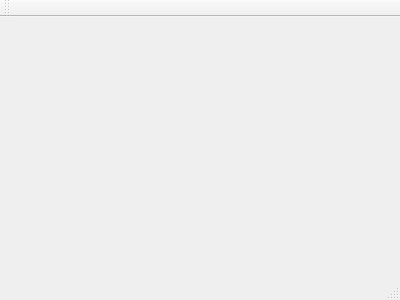
Old version of the form src/mainwindow.ui in the repository marcelo-tavares-ifsp/mst.
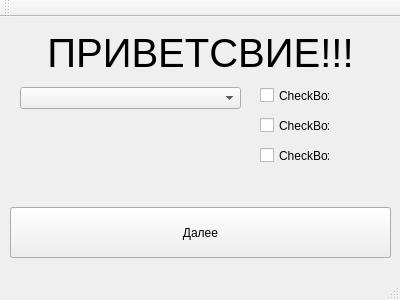
New version of the form.

The edit to the form file:
```diff
--- a/src/mainwindow.ui
+++ b/src/mainwindow.ui
@@ -12,13 +12,125 @@
   <property name="windowTitle" >
    <string>MainWindow</string>
   </property>
-  <widget class="QMenuBar" name="menuBar" />
-  <widget class="QToolBar" name="mainToolBar" />
-  <widget class="QWidget" name="centralWidget" />
-  <widget class="QStatusBar" name="statusBar" />
+  <widget class="QWidget" name="centralWidget">
+   <widget class="QPushButton" name="btn_next_1">
+    <property name="geometry">
+     <rect>
+      <x>10</x>
+      <y>190</y>
+      <width>381</width>
+      <height>51</height>
+     </rect>
+    </property>
+    <property name="text">
+     <string>Далее</string>
+    </property>
+   </widget>
+   <widget class="QLabel" name="lbl_hello">
+    <property name="geometry">
+     <rect>
+      <x>10</x>
+      <y>10</y>
+      <width>381</width>
+      <height>51</height>
+     </rect>
+    </property>
+    <property name="font">
+     <font>
+      <pointsize>30</pointsize>
+     </font>
+    </property>
+    <property name="text">
+     <string>ПРИВЕТСВИЕ!!!</string>
+    </property>
+    <property name="alignment">
+     <set>Qt::AlignCenter</set>
+    </property>
+   </widget>
+   <widget class="QPushButton" name="btn_next_2">
+    <property name="geometry">
+     <rect>
+      <x>10</x>
+      <y>190</y>
+      <width>381</width>
+      <height>51</height>
+     </rect>
+    </property>
+    <property name="text">
+     <string>Далее</string>
+    </property>
+   </widget>
+   <widget class="QCheckBox" name="cb_1">
+    <property name="geometry">
+     <rect>
+      <x>260</x>
+      <y>70</y>
+      <width>70</width>
+      <height>17</height>
+     </rect>
+    </property>
+    <property name="text">
+     <string>CheckBox</string>
+    </property>
+   </widget>
+   <widget class="QCheckBox" name="cb_2">
+    <property name="geometry">
+     <rect>
+      <x>260</x>
+      <y>100</y>
+      <width>70</width>
+      <height>17</height>
+     </rect>
+    </property>
+    <property name="text">
+     <string>CheckBox</string>
+    </property>
+   </widget>
+   <widget class="QCheckBox" name="cb_3">
+    <property name="geometry">
+     <rect>
+      <x>260</x>
+      <y>130</y>
+      <width>70</width>
+      <height>17</height>
+     </rect>
+    </property>
+    <property name="text">
+     <string>CheckBox</string>
+    </property>
+   </widget>
+   <widget class="QComboBox" name="cb_resolution">
+    <property name="geometry">
+     <rect>
+      <x>20</x>
+      <y>70</y>
+      <width>221</width>
+      <height>22</height>
+     </rect>
+    </property>
+   </widget>
+  </widget>
+  <widget class="QMenuBar" name="menuBar">
+   <property name="geometry">
+    <rect>
+     <x>0</x>
+     <y>0</y>
+     <width>400</width>
+     <height>21</height>
+    </rect>
+   </property>
+  </widget>
+  <widget class="QToolBar" name="mainToolBar">
+   <attribute name="toolBarArea">
+    <enum>TopToolBarArea</enum>
+   </attribute>
+   <attribute name="toolBarBreak">
+    <bool>false</bool>
+   </attribute>
+  </widget>
+  <widget class="QStatusBar" name="statusBar"/>
  </widget>
- <layoutDefault spacing="6" margin="11" />
- <pixmapfunction></pixmapfunction>
+ <layoutdefault spacing="6" margin="11"/>
  <resources/>
  <connections/>
 </ui>
```
Left out of the diff: 7 changed lines with no effect on the pictures.
